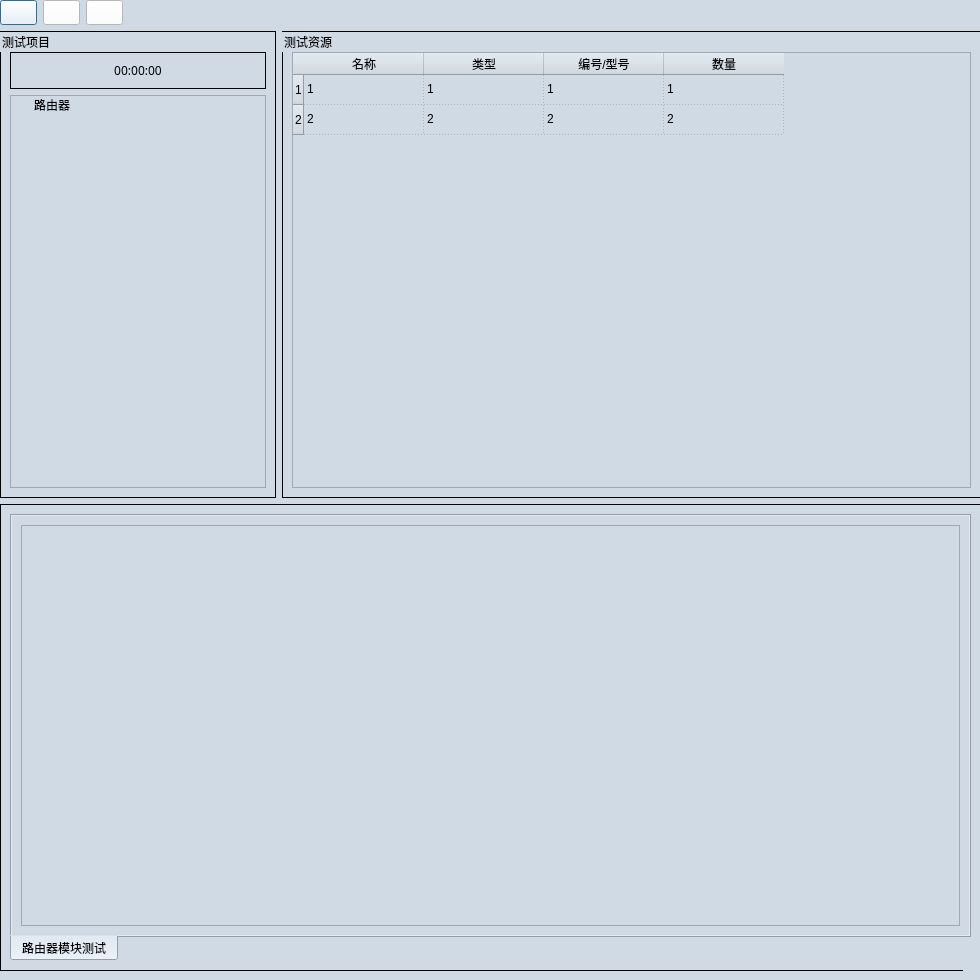
Above: ui/router/Router.ui from gaoxingyu-hub/HUA54testframework before the change. Below: the same form after it.
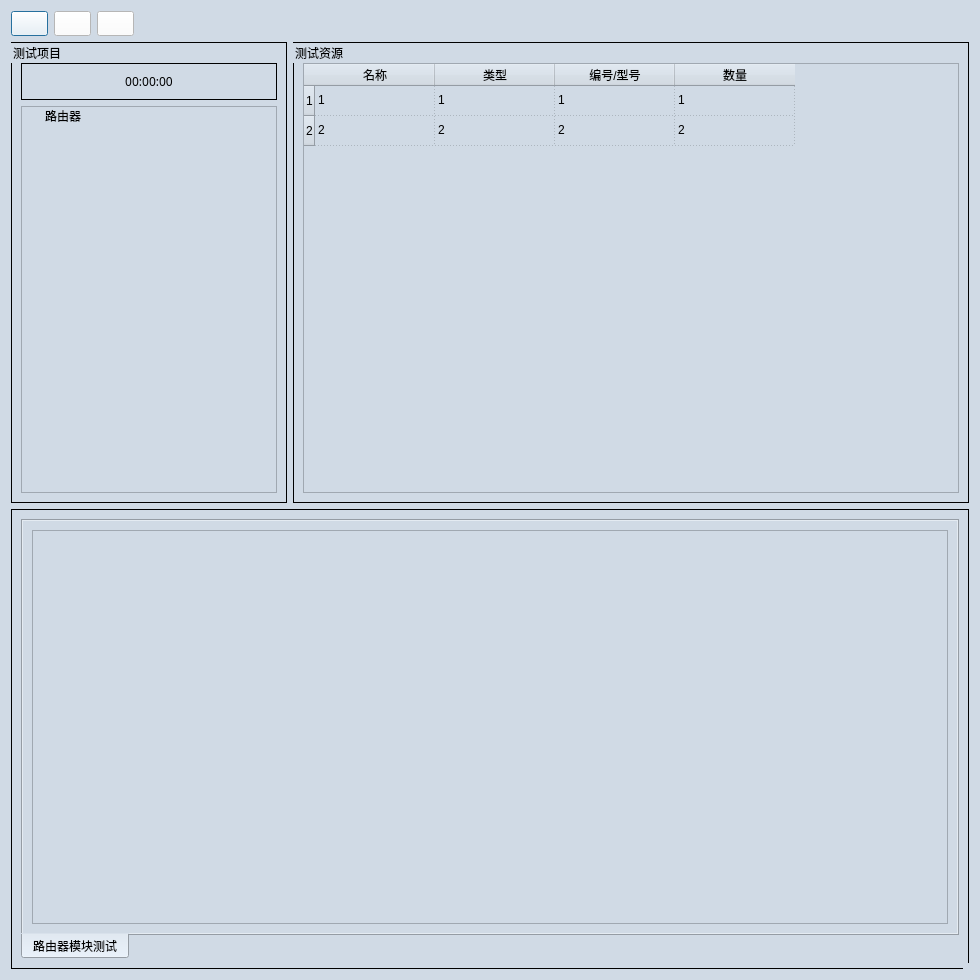
That is the form after the change. Icons and pictures are not drawn.

What changed in the file:
```diff
--- a/ui/router/Router.ui
+++ b/ui/router/Router.ui
@@ -61,15 +61,8 @@
   <property name="sizeGripEnabled">
    <bool>true</bool>
   </property>
-  <widget class="QWidget" name="layoutWidget">
-   <property name="geometry">
-    <rect>
-     <x>0</x>
-     <y>0</y>
-     <width>981</width>
-     <height>971</height>
-    </rect>
-   </property>
+  <layout class="QGridLayout" name="gridLayout_8">
+   <item row="0" column="0">
    <layout class="QVBoxLayout" name="verticalLayout_2">
     <item>
      <layout class="QHBoxLayout" name="horizontalLayout_2">
@@ -372,7 +365,8 @@
      </layout>
     </item>
    </layout>
-  </widget>
+   </item>
+  </layout>
  </widget>
  <resources/>
  <connections/>
```
Lines whose indentation alone changed are shown as unchanged.
